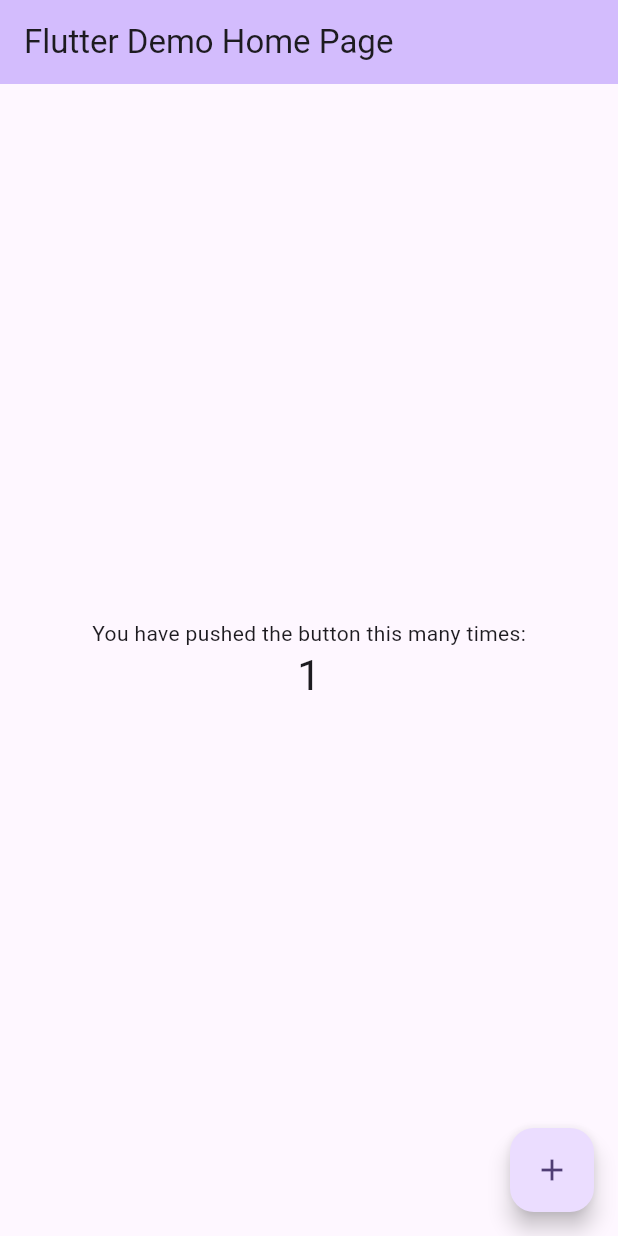
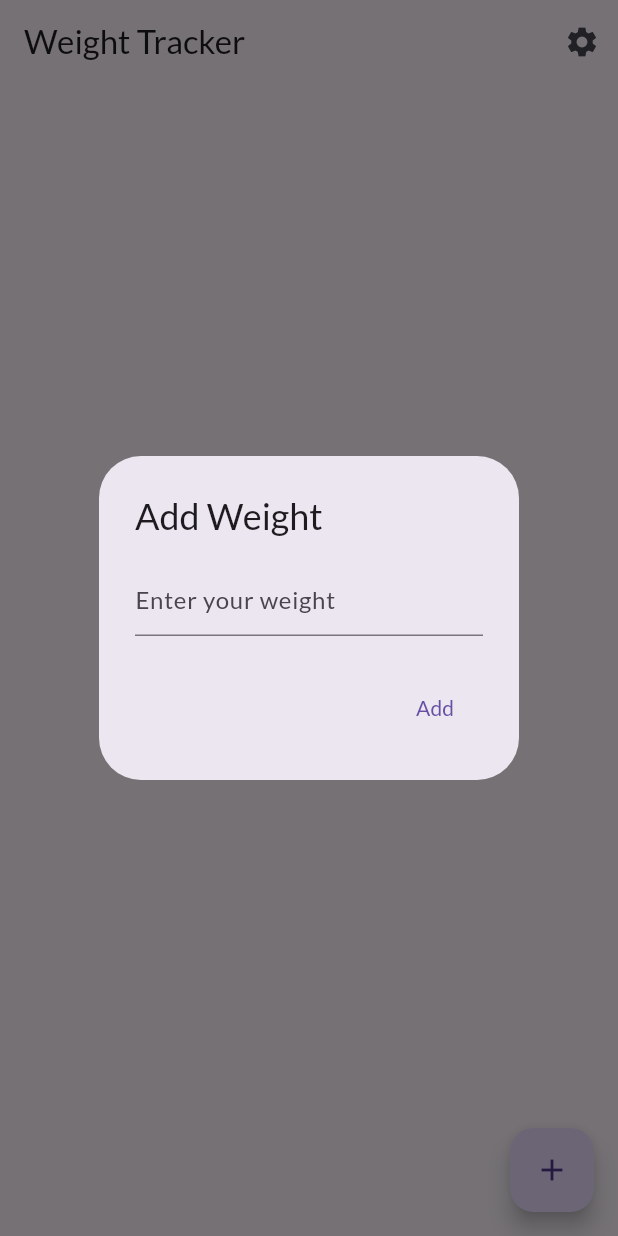
Before and after one commit to aatikakhan/weight-tracker, a Flutter app: the screen it shows after launch, after a tap on the "add" icon, on a phone screen of 412 x 824 dp. Run offline on Flutter 3.47's test engine with Material 3 defaults, Android fonts, the phone set to English and light mode, and no system bars; our stand-ins replace flutter_local_notifications, sqflite, timezone; accounts and stored records are empty.

Commit message:
basic build ready

```diff
--- /dev/null
+++ b/lib/constants/colors.dart
@@ -0,0 +1,6 @@
+import 'package:flutter/material.dart';
+
+class AppColors {
+  static Color white = Colors.white;
+  static Color black = Colors.black;
+}
--- a/lib/main.dart
+++ b/lib/main.dart
@@ -1,125 +1,42 @@
 import 'package:flutter/material.dart';
+import 'package:provider/provider.dart';
+import 'providers/weight_provider.dart';
+import 'screens/home_screen.dart';
+import 'screens/settings_screen.dart';
+import 'services/notification_service.dart';
+import 'theme/theme.dart';
+import 'package:timezone/data/latest.dart' as tz;
 
-void main() {
+void main() async {
+  WidgetsFlutterBinding.ensureInitialized();
+  await NotificationService().init();
+  tz.initializeTimeZones();
   runApp(const MyApp());
 }
 
 class MyApp extends StatelessWidget {
   const MyApp({super.key});
 
-  // This widget is the root of your application.
   @override
   Widget build(BuildContext context) {
-    return MaterialApp(
-      title: 'Flutter Demo',
-      theme: ThemeData(
-        // This is the theme of your application.
-        //
-        // TRY THIS: Try running your application with "flutter run". You'll see
-        // the application has a purple toolbar. Then, without quitting the app,
-        // try changing the seedColor in the colorScheme below to Colors.green
-        // and then invoke "hot reload" (save your changes or press the "hot
-        // reload" button in a Flutter-supported IDE, or press "r" if you used
-        // the command line to start the app).
-        //
-        // Notice that the counter didn't reset back to zero; the application
-        // state is not lost during the reload. To reset the state, use hot
-        // restart instead.
-        //
-        // This works for code too, not just values: Most code changes can be
-        // tested with just a hot reload.
-        colorScheme: ColorScheme.fromSeed(seedColor: Colors.deepPurple),
-        useMaterial3: true,
+    return ChangeNotifierProvider(
+      create: (_) => WeightProvider(),
+      child: Consumer<WeightProvider>(
+        builder: (context, weightProvider, child) {
+          return MaterialApp(
+            title: 'Weight Tracker',
+            theme: AppTheme.light,
+            darkTheme: AppTheme.dark,
+            themeMode:
+                weightProvider.isDarkMode ? ThemeMode.dark : ThemeMode.light,
+            initialRoute: '/',
+            routes: {
+              '/': (context) => const HomeScreen(),
+              '/settings': (context) => const SettingsScreen(),
+            },
+          );
+        },
       ),
-      home: const MyHomePage(title: 'Flutter Demo Home Page'),
     );
   }
 }
-
-class MyHomePage extends StatefulWidget {
-  const MyHomePage({super.key, required this.title});
-
-  // This widget is the home page of your application. It is stateful, meaning
-  // that it has a State object (defined below) that contains fields that affect
-  // how it looks.
-
-  // This class is the configuration for the state. It holds the values (in this
-  // case the title) provided by the parent (in this case the App widget) and
-  // used by the build method of the State. Fields in a Widget subclass are
-  // always marked "final".
-
-  final String title;
-
-  @override
-  State<MyHomePage> createState() => _MyHomePageState();
-}
-
-class _MyHomePageState extends State<MyHomePage> {
-  int _counter = 0;
-
-  void _incrementCounter() {
-    setState(() {
-      // This call to setState tells the Flutter framework that something has
-      // changed in this State, which causes it to rerun the build method below
-      // so that the display can reflect the updated values. If we changed
-      // _counter without calling setState(), then the build method would not be
-      // called again, and so nothing would appear to happen.
-      _counter++;
-    });
-  }
-
-  @override
-  Widget build(BuildContext context) {
-    // This method is rerun every time setState is called, for instance as done
-    // by the _incrementCounter method above.
-    //
-    // The Flutter framework has been optimized to make rerunning build methods
-    // fast, so that you can just rebuild anything that needs updating rather
-    // than having to individually change instances of widgets.
-    return Scaffold(
-      appBar: AppBar(
-        // TRY THIS: Try changing the color here to a specific color (to
-        // Colors.amber, perhaps?) and trigger a hot reload to see the AppBar
-        // change color while the other colors stay the same.
-        backgroundColor: Theme.of(context).colorScheme.inversePrimary,
-        // Here we take the value from the MyHomePage object that was created by
-        // the App.build method, and use it to set our appbar title.
-        title: Text(widget.title),
-      ),
-      body: Center(
-        // Center is a layout widget. It takes a single child and positions it
-        // in the middle of the parent.
-        child: Column(
-          // Column is also a layout widget. It takes a list of children and
-          // arranges them vertically. By default, it sizes itself to fit its
-          // children horizontally, and tries to be as tall as its parent.
-          //
-          // Column has various properties to control how it sizes itself and
-          // how it positions its children. Here we use mainAxisAlignment to
-          // center the children vertically; the main axis here is the vertical
-          // axis because Columns are vertical (the cross axis would be
-          // horizontal).
-          //
-          // TRY THIS: Invoke "debug painting" (choose the "Toggle Debug Paint"
-          // action in the IDE, or press "p" in the console), to see the
-          // wireframe for each widget.
-          mainAxisAlignment: MainAxisAlignment.center,
-          children: <Widget>[
-            const Text(
-              'You have pushed the button this many times:',
-            ),
-            Text(
-              '$_counter',
-              style: Theme.of(context).textTheme.headlineMedium,
-            ),
-          ],
-        ),
-      ),
-      floatingActionButton: FloatingActionButton(
-        onPressed: _incrementCounter,
-        tooltip: 'Increment',
-        child: const Icon(Icons.add),
-      ), // This trailing comma makes auto-formatting nicer for build methods.
-    );
-  }
-}
--- /dev/null
+++ b/lib/models/weight_entry.dart
@@ -0,0 +1,27 @@
+class WeightEntry {
+  final int id;
+  final String date;
+  final double weight;
+
+  WeightEntry({
+    required this.id,
+    required this.date,
+    required this.weight,
+  });
+
+  Map<String, dynamic> toMap() {
+    return {
+      'id': id,
+      'date': date,
+      'weight': weight,
+    };
+  }
+
+  factory WeightEntry.fromMap(Map<String, dynamic> map) {
+    return WeightEntry(
+      id: map['id'],
+      date: map['date'],
+      weight: map['weight'],
+    );
+  }
+}
--- /dev/null
+++ b/lib/providers/weight_provider.dart
@@ -0,0 +1,39 @@
+import 'package:flutter/material.dart';
+import '../models/weight_entry.dart';
+import '../services/database_service.dart';
+
+class WeightProvider with ChangeNotifier {
+  final DatabaseService _databaseService = DatabaseService();
+  List<WeightEntry> _weights = [];
+  TimeOfDay _notificationTime = TimeOfDay.now();
+  bool _isDarkMode = false;
+
+  List<WeightEntry> get weights => _weights;
+  TimeOfDay get notificationTime => _notificationTime;
+  bool get isDarkMode => _isDarkMode;
+
+  Future<void> loadWeights() async {
+    _weights = await _databaseService.getWeights();
+    notifyListeners();
+  }
+
+  Future<void> addWeight(double weight) async {
+    final entry = WeightEntry(
+      id: 0, // 0 for auto-increment
+      date: DateTime.now().toString(),
+      weight: weight,
+    );
+    await _databaseService.insertWeight(entry);
+    await loadWeights(); // Refresh the list after adding
+  }
+
+  void setNotificationTime(TimeOfDay time) {
+    _notificationTime = time;
+    notifyListeners();
+  }
+
+  void toggleTheme() {
+    _isDarkMode = !_isDarkMode;
+    notifyListeners();
+  }
+}
--- /dev/null
+++ b/lib/screens/home_screen.dart
@@ -0,0 +1,83 @@
+import 'package:flutter/material.dart';
+import 'package:provider/provider.dart';
+import '../providers/weight_provider.dart';
+import '../components/weight_entry_tile.dart';
+
+class HomeScreen extends StatefulWidget {
+  const HomeScreen({super.key});
+
+  @override
+  State<HomeScreen> createState() => _HomeScreenState();
+}
+
+class _HomeScreenState extends State<HomeScreen> {
+
+  @override
+  void initState() {
+    super.initState();
+    Provider.of<WeightProvider>(context, listen: false).loadWeights();
+  }
+
+  void _addWeight() async {
+    double? weight = await showDialog(
+      context: context,
+      builder: (context) {
+        double tempWeight = 0;
+        return AlertDialog(
+          title: const Text('Add Weight'),
+          content: TextField(
+            keyboardType: TextInputType.number,
+            onChanged: (value) {
+              tempWeight = double.tryParse(value) ?? 0;
+            },
+            decoration: const InputDecoration(hintText: "Enter your weight"),
+          ),
+          actions: [
+            TextButton(
+              onPressed: () {
+                Navigator.of(context).pop(tempWeight);
+              },
+              child: const Text('Add'),
+            ),
+          ],
+        );
+      },
+    );
+
+    if (weight != null && weight > 0) {
+      await Provider.of<WeightProvider>(context, listen: false)
+          .addWeight(weight);
+    }
+  }
+
+  @override
+  Widget build(BuildContext context) {
+    return Scaffold(
+      appBar: AppBar(
+        title: const Text('Weight Tracker'),
+        actions: [
+          IconButton(
+            icon: const Icon(Icons.settings),
+            onPressed: () {
+              Navigator.pushNamed(context, '/settings');
+            },
+          ),
+        ],
+      ),
+      body: Consumer<WeightProvider>(
+        builder: (context, weightProvider, child) {
+          return ListView.builder(
+            itemCount: weightProvider.weights.length,
+            itemBuilder: (context, index) {
+              return WeightEntryTile(weightProvider.weights[index]);
+            },
+          );
+        },
+      ),
+      floatingActionButton: FloatingActionButton(
+        onPressed: _addWeight,
+        child: const Icon(Icons.add),
+      ),
+    );
+  }
+}
--- /dev/null
+++ b/lib/services/database_service.dart
@@ -0,0 +1,71 @@
+import 'dart:async';
+import 'dart:io';
+import 'package:sqflite/sqflite.dart';
+import 'package:path/path.dart';
+import 'package:path_provider/path_provider.dart';
+import '../models/weight_entry.dart';
+
+class DatabaseService {
+  Database? _database;
+
+  Future<Database> get database async {
+    if (_database != null) return _database!;
+    _database = await _initDB();
+    return _database!;
+  }
+
+  Future<Database> _initDB() async {
+    // Get the directory for the database
+    final Directory documentsDirectory = await getApplicationDocumentsDirectory();
+    String path = join(documentsDirectory.path, 'weight_tracker.db'); // Create a path for the database file
+
+    return await openDatabase(
+      path,
+      version: 1,
+      onCreate: (db, version) async {
+        await db.execute('''
+          CREATE TABLE weights(
+            id INTEGER PRIMARY KEY AUTOINCREMENT,
+            date TEXT,
+            weight REAL
+          )
+        ''');
+      },
+    );
+  }
+
+  Future<void> insertWeight(WeightEntry entry) async {
+    final db = await database;
+    await db.insert(
+      'weights',
+      entry.toMap(),
+      conflictAlgorithm: ConflictAlgorithm.replace,
+    );
+  }
+
+  Future<List<WeightEntry>> getWeights() async {
+    final db = await database;
+    final List<Map<String, dynamic>> maps = await db.query('weights');
+
+    return List.generate(maps.length, (i) {
+      return WeightEntry(
+        id: maps[i]['id'],
+        date: maps[i]['date'],
+        weight: maps[i]['weight'],
+      );
+    });
+  }
+
+   Future<void> deleteDatabase() async {
+    final Directory documentsDirectory = await getApplicationDocumentsDirectory();
+    String path = join(documentsDirectory.path, 'weight_tracker.db');
+
+    final File dbFile = File(path);
+    if (await dbFile.exists()) {
+      await dbFile.delete();
+      print('Database deleted: $path');
+    } else {
+      print('Database file does not exist.');
+    }
+  }
+}
--- /dev/null
+++ b/lib/services/notification_service.dart
@@ -0,0 +1,60 @@
+import 'package:flutter/material.dart';
+import 'package:flutter_local_notifications/flutter_local_notifications.dart';
+import 'package:timezone/timezone.dart' as tz;
+
+class NotificationService {
+  final FlutterLocalNotificationsPlugin _flutterLocalNotificationsPlugin =
+      FlutterLocalNotificationsPlugin();
+
+  Future<void> init() async {
+    const AndroidInitializationSettings initializationSettingsAndroid =
+        AndroidInitializationSettings('app_icon');
+
+    const InitializationSettings initializationSettings =
+        InitializationSettings(
+      android: initializationSettingsAndroid,
+      iOS: DarwinInitializationSettings(),
+    );
+
+    await _flutterLocalNotificationsPlugin.initialize(initializationSettings);
+  }
+
+  Future<void> scheduleDailyNotification(TimeOfDay time) async {
+    await _flutterLocalNotificationsPlugin.zonedSchedule(
+      0,
+      'Weight Tracker Reminder',
+      'Don\'t forget to record your weight today!',
+      _nextInstanceOfTime(time),
+      const NotificationDetails(
+        android: AndroidNotificationDetails(
+          'your_channel_id',
+          'your_channel_name',
+          channelDescription: 'Channel for weight tracker notifications',
+        ),
+        iOS: DarwinNotificationDetails(),
+      ),
+      androidScheduleMode: AndroidScheduleMode.inexactAllowWhileIdle,
+      uiLocalNotificationDateInterpretation:
+          UILocalNotificationDateInterpretation.absoluteTime,
+      matchDateTimeComponents: DateTimeComponents.time,
+    );
+  }
+
+  tz.TZDateTime _nextInstanceOfTime(TimeOfDay time) {
+    final now = tz.TZDateTime.now(tz.local);
+    tz.TZDateTime scheduledDate = tz.TZDateTime(
+      tz.local,
+      now.year,
+      now.month,
+      now.day,
+      time.hour,
+      time.minute,
+    );
+
+    // If the scheduled time is already passed, schedule for tomorrow
+    if (scheduledDate.isBefore(now)) {
+      scheduledDate = scheduledDate.add(const Duration(days: 1));
+    }
+    return scheduledDate;
+  }
+}
--- /dev/null
+++ b/lib/theme/theme.dart
@@ -0,0 +1,28 @@
+import 'package:flutter/material.dart';
+import 'package:wetrack/constants/colors.dart';
+
+class AppTheme {
+  static final ThemeData light = ThemeData(
+    brightness: Brightness.light,
+    primaryColor: Colors.blue,
+    fontFamily: 'Lato',
+    textTheme: TextTheme(
+      bodyLarge: TextStyle(color: AppColors.black),
+      bodyMedium: TextStyle(color: AppColors.black),
+      displayLarge: const TextStyle(fontWeight: FontWeight.bold, fontSize: 24),
+      displayMedium: const TextStyle(fontWeight: FontWeight.bold, fontSize: 20),
+    ),
+  );
+
+  static final ThemeData dark = ThemeData(
+    brightness: Brightness.dark,
+    primaryColor: Colors.blueGrey,
+    fontFamily: 'Lato',
+    textTheme: TextTheme(
+      bodyLarge: TextStyle(color: AppColors.white),
+      bodyMedium: TextStyle(color: AppColors.white),
+      displayLarge: const TextStyle(fontWeight: FontWeight.bold, fontSize: 24),
+      displayMedium: const TextStyle(fontWeight: FontWeight.bold, fontSize: 20),
+    ),
+  );
+}
```
Also changed, not shown: lib/components/weight_entry_tile.dart (added, +18 -0 lines), lib/screens/settings_screen.dart (added, +47 -0 lines), pubspec.yaml (+6 -1 lines), pubspec.lock.
